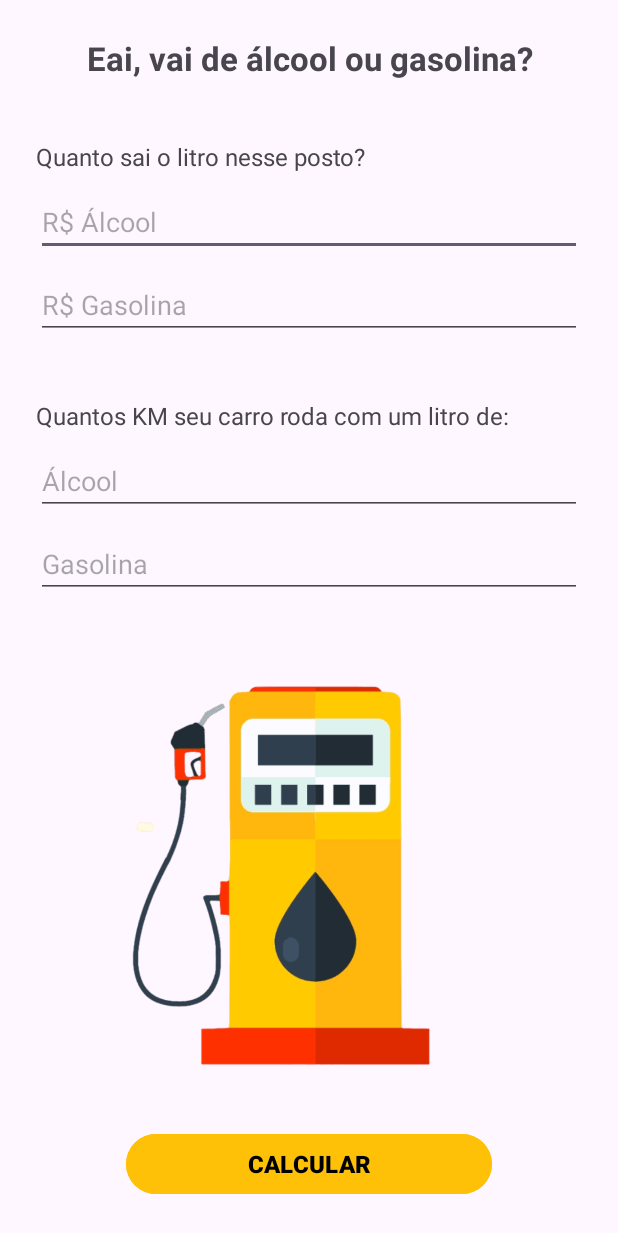
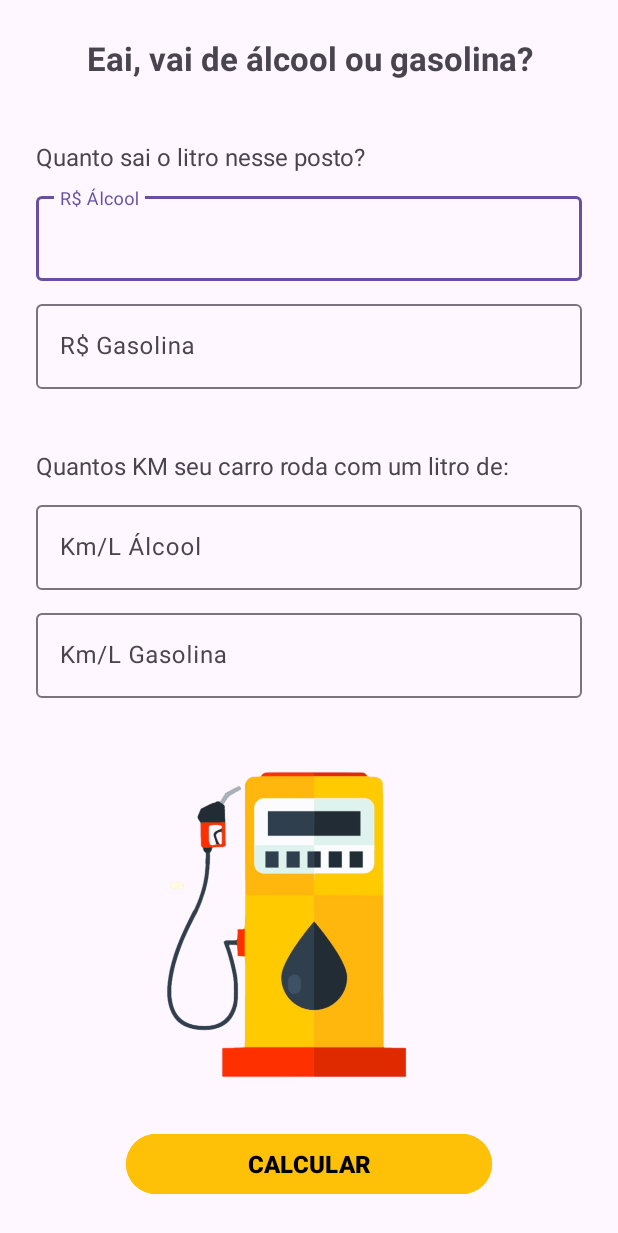
Before and after one commit to Serginho6/FuelCalculator, an Android app: the screen it shows after launch (MainActivity), on a phone screen of 412 x 824 dp. Shown: the top 1233 px of the screen. Run offline under Robolectric (Android 15) with nearby library versions, the phone set to English and light mode, and no system bars.

Commit message:
Inserted Layout labels for editTexts

```diff
--- a/app/build.gradle.kts
+++ b/app/build.gradle.kts
@@ -4,11 +4,11 @@ plugins {
 }
 
 android {
-    namespace = "com.example.fuelcalculator"
+    namespace = "com.devserginho.fuelcalculator"
     compileSdk = 33
 
     defaultConfig {
-        applicationId = "com.example.fuelcalculator"
+        applicationId = "com.devserginho.fuelcalculator"
         minSdk = 24
         targetSdk = 33
         versionCode = 1
--- a/app/src/main/AndroidManifest.xml
+++ b/app/src/main/AndroidManifest.xml
@@ -13,12 +13,12 @@
         android:theme="@style/Theme.FuelCalculator"
         tools:targetApi="31" >
         <activity
-            android:name=".FuelResult"
+            android:name="com.devserginho.fuelcalculator.FuelResult"
             android:exported="false"
             android:label="@string/title_activity_fuel_result"
             android:theme="@style/Theme.FuelCalculator" />
         <activity
-            android:name=".MainActivity"
+            android:name="com.devserginho.fuelcalculator.MainActivity"
             android:exported="true" >
             <intent-filter>
                 <action android:name="android.intent.action.MAIN" />
--- a/app/src/main/java/com/example/fuelcalculator/FuelResult.kt
+++ b/app/src/main/java/com/devserginho/fuelcalculator/FuelResult.kt
@@ -1,4 +1,4 @@
-package com.example.fuelcalculator
+package com.devserginho.fuelcalculator
 
 import android.os.Bundle
 import android.widget.Button
--- a/app/src/main/java/com/example/fuelcalculator/MainActivity.kt
+++ b/app/src/main/java/com/devserginho/fuelcalculator/MainActivity.kt
@@ -1,4 +1,4 @@
-package com.example.fuelcalculator
+package com.devserginho.fuelcalculator
 
 import android.content.Intent
 import androidx.appcompat.app.AppCompatActivity
--- a/app/src/main/res/layout/activity_fuel_result.xml
+++ b/app/src/main/res/layout/activity_fuel_result.xml
@@ -4,7 +4,7 @@
     android:layout_width="match_parent"
     android:layout_height="match_parent"
     android:layout_margin="24dp"
-    tools:context=".FuelResult">
+    tools:context="com.devserginho.fuelcalculator.FuelResult">
 
     <ImageView
         android:src="@drawable/gas_tank"
--- a/app/src/main/res/layout/activity_main.xml
+++ b/app/src/main/res/layout/activity_main.xml
@@ -5,97 +5,129 @@
     android:layout_width="match_parent"
     android:layout_height="match_parent"
     android:layout_margin="24dp"
-    tools:context=".MainActivity">
+    tools:context="com.devserginho.fuelcalculator.MainActivity">
 
     <TextView
         android:id="@+id/txtCombustivel"
         android:layout_width="match_parent"
         android:layout_height="wrap_content"
+        android:text="Eai, vai de álcool ou gasolina?"
         android:textAlignment="center"
-        android:text="Eai, vai de álcool ou gasolina?"
+        android:textSize="22dp"
+        android:textStyle="bold"
         app:layout_constraintBottom_toBottomOf="parent"
         app:layout_constraintEnd_toEndOf="parent"
         app:layout_constraintStart_toStartOf="parent"
-        app:layout_constraintTop_toTopOf="parent"
-        android:textSize="22dp"
-        android:textStyle="bold"/>
+        app:layout_constraintTop_toTopOf="parent" />
 
     <TextView
         android:id="@+id/txtPreco"
         android:layout_width="match_parent"
         android:layout_height="wrap_content"
-        android:text="Quanto sai o litro nesse posto?"
         android:layout_below="@+id/txtCombustivel"
         android:layout_marginTop="40dp"
+        android:text="Quanto sai o litro nesse posto?"
         android:textSize="16dp" />
+
+    <com.google.android.material.textfield.TextInputLayout
+        android:id="@+id/precoAlcoolLayout"
+        android:layout_width="match_parent"
+        android:layout_height="wrap_content"
+        android:layout_below="@+id/txtPreco"
+        android:layout_marginTop="10dp">
 
         <EditText
             android:id="@+id/precoAlcool"
             android:layout_width="match_parent"
             android:layout_height="wrap_content"
-        android:layout_below="@+id/txtPreco"
             android:layout_marginTop="10dp"
+            android:hint="R$ Álcool"
             android:inputType="numberDecimal"
-        android:hint="R$ Álcool"
-        android:maxLength="5"/>
+            android:maxLength="5" />
+
+    </com.google.android.material.textfield.TextInputLayout>
+
+
+    <com.google.android.material.textfield.TextInputLayout
+        android:id="@+id/precoGasolinaLayout"
+        android:layout_width="match_parent"
+        android:layout_height="wrap_content"
+        android:layout_below="@+id/precoAlcoolLayout"
+        android:layout_marginTop="10dp">
 
         <EditText
             android:id="@+id/precoGasolina"
             android:layout_width="match_parent"
             android:layout_height="wrap_content"
-        android:layout_below="@+id/precoAlcool"
-        android:layout_marginTop="10dp"
+            android:hint="R$ Gasolina"
             android:inputType="numberDecimal"
-        android:hint="R$ Gasolina"
-        android:maxLength="5"/>
+            android:maxLength="5" />
+
+    </com.google.android.material.textfield.TextInputLayout>
 
     <TextView
         android:id="@+id/txt_KM"
         android:layout_width="match_parent"
         android:layout_height="wrap_content"
+        android:layout_below="@+id/precoGasolinaLayout"
+        android:layout_marginTop="40dp"
         android:text="Quantos KM seu carro roda com um litro de:"
-        android:layout_below="@+id/precoGasolina"
-        android:layout_marginTop="40dp"
         android:textSize="16dp" />
+
+    <com.google.android.material.textfield.TextInputLayout
+        android:id="@+id/kmAlcoolLayout"
+        android:layout_width="match_parent"
+        android:layout_height="wrap_content"
+        android:layout_below="@+id/txt_KM"
+        android:layout_marginTop="10dp">
 
     <EditText
         android:id="@+id/KM_Alcool"
         android:layout_width="match_parent"
         android:layout_height="wrap_content"
-        android:layout_below="@+id/txt_KM"
         android:layout_marginTop="10dp"
+        android:hint="Km/L Álcool"
         android:inputType="numberDecimal"
-        android:hint="Álcool"
-        android:maxLength="5"/>
+        android:maxLength="5" />
+
+    </com.google.android.material.textfield.TextInputLayout>
+
+    <com.google.android.material.textfield.TextInputLayout
+        android:id="@+id/kmGasolinaLayout"
+        android:layout_width="match_parent"
+        android:layout_height="wrap_content"
+        android:layout_below="@+id/kmAlcoolLayout"
+        android:layout_marginTop="10dp">
 
     <EditText
         android:id="@+id/KM_Gasolina"
         android:layout_width="match_parent"
         android:layout_height="wrap_content"
-        android:layout_below="@+id/KM_Alcool"
         android:layout_marginTop="10dp"
+        android:hint="Km/L Gasolina"
         android:inputType="numberDecimal"
-        android:hint="Gasolina"
-        android:maxLength="5"/>
+        android:maxLength="5" />
+
+</com.google.android.material.textfield.TextInputLayout>
 
 <ImageView
         android:layout_width="wrap_content"
         android:layout_height="wrap_content"
-        android:layout_below="@id/KM_Gasolina"
         android:layout_above="@+id/btnCalcular"
+        android:layout_below="@id/kmGasolinaLayout"
         android:layout_marginTop="10dp"
         android:src="@drawable/gas_pump" />
 
     <Button
         android:id="@+id/btnCalcular"
-        android:text="CALCULAR"
-        android:textSize="16dp"
-        android:textStyle="bold"
         android:layout_width="match_parent"
         android:layout_height="wrap_content"
         android:layout_alignParentBottom="true"
         android:layout_marginHorizontal="60dp"
+        android:backgroundTint="@color/yellow700"
+        android:text="CALCULAR"
         android:textColor="@color/black"
-        android:backgroundTint="@color/yellow700"/>
+        android:textSize="16dp"
+        android:textStyle="bold" />
 
 </RelativeLayout>
```
Also changed, not shown: 5 other files. Lines whose indentation alone changed are shown as unchanged.
